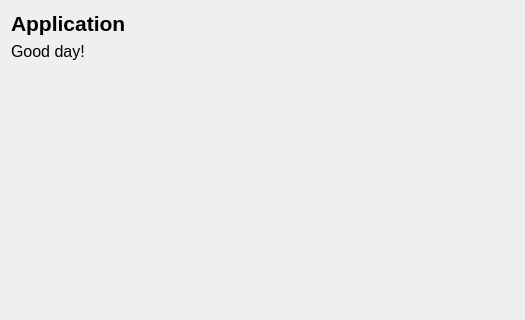
Old version of the form NickvisionApplication/UI/Views/HomePage.ui in the repository NickvisionApps/Application; both pictures show x 0 to 525 and y 0 to 320 of the 525 by 471 pixel window.
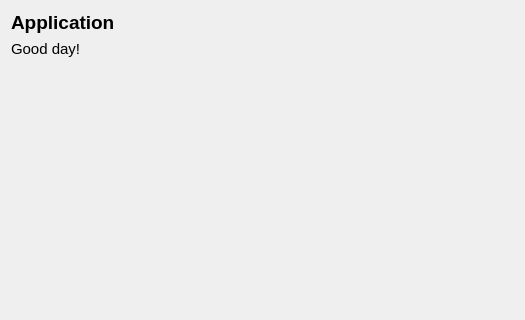
New version of the form.

```diff
--- a/NickvisionApplication/UI/Views/HomePage.ui
+++ b/NickvisionApplication/UI/Views/HomePage.ui
@@ -17,7 +17,7 @@
       <widget class="QLabel" name="lblAppName">
        <property name="font">
         <font>
-         <pointsize>16</pointsize>
+         <pointsize>14</pointsize>
          <bold>true</bold>
         </font>
        </property>
@@ -30,7 +30,7 @@
       <widget class="QLabel" name="lblWelcome">
        <property name="font">
         <font>
-         <pointsize>12</pointsize>
+         <pointsize>11</pointsize>
         </font>
        </property>
        <property name="frameShape">
```
